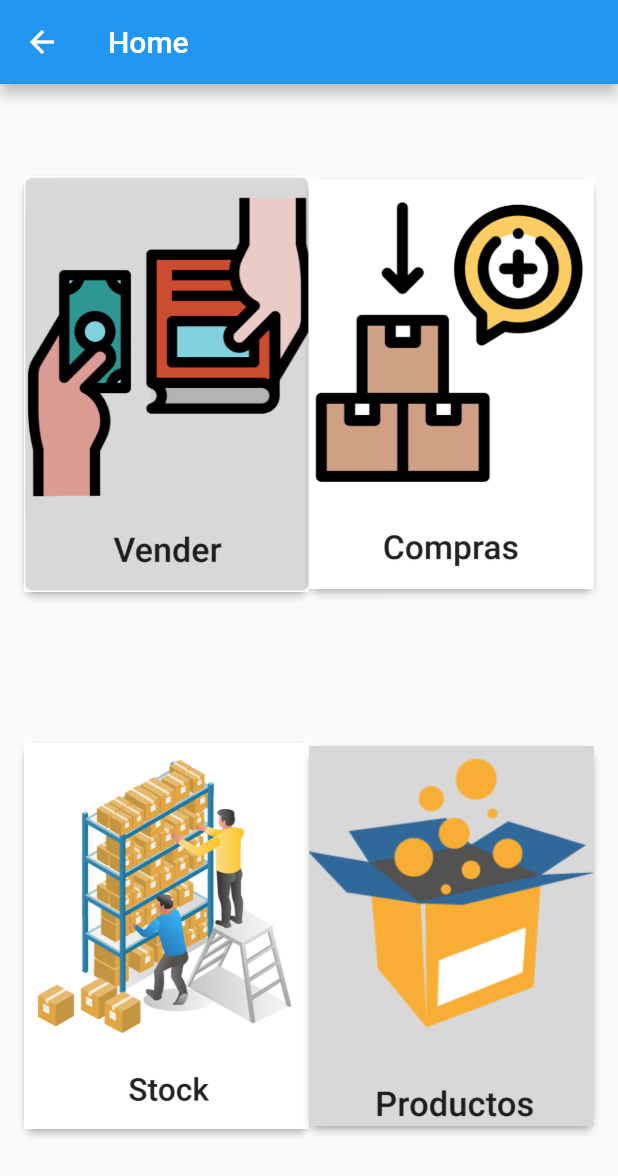
After one commit to I-Umpierrez-91/IHC_254254_201663, a Flutter app: the HomeScreen screen opened directly, on a phone screen of 412 x 824 dp. The commit adds this screen. Shown: the top 1176 px of the screen. Run offline on Flutter 3.47's test engine with Material 2 defaults, Android fonts, the phone set to English and light mode, and no system bars; our stand-ins replace shared_preferences; accounts and stored records are empty.

Commit message:
home page implemented

```diff
--- /dev/null
+++ b/invenflow_app/lib/presentation/home_screen.dart
@@ -0,0 +1,109 @@
+import 'package:flutter/material.dart';
+import 'package:invenflow_app/presentation/products_screen.dart';
+import 'package:invenflow_app/presentation/purchases_screen.dart';
+import 'package:invenflow_app/presentation/sales_screen.dart';
+import 'package:invenflow_app/presentation/stock_screen.dart';
+
+class HomeScreen extends StatelessWidget {
+  HomeScreen({Key? key}) : super(key: key);
+
+  @override
+  Widget build(BuildContext context) {
+    return Scaffold(
+      appBar: AppBar(
+        title: Text('Home'),
+      ),
+      body: Padding(
+        padding: const EdgeInsets.all(16.0),
+        child: Column(
+          children: [
+            Expanded(
+              child: Row(
+                children: [
+                  Expanded(
+                    child: ElevatedButton(
+                      onPressed: () {
+                        Navigator.push(
+                            context,
+                            MaterialPageRoute(
+                                builder: (context) => SalesScreen()));
+                      },
+                      style: ElevatedButton.styleFrom(
+                        primary: Colors.transparent,
+                        padding: EdgeInsets.zero,
+                        shape: RoundedRectangleBorder(
+                          borderRadius: BorderRadius.circular(8.0),
+                        ),
+                      ),
+                      child: Image.asset('assets/images/salesButton.png'),
+                    ),
+                  ),
+                  Expanded(
+                    child: ElevatedButton(
+                      onPressed: () {
+                        Navigator.push(
+                            context,
+                            MaterialPageRoute(
+                                builder: (context) => PurchasesScreen()));
+                      },
+                      style: ElevatedButton.styleFrom(
+                        primary: Colors.transparent,
+                        padding: EdgeInsets.zero,
+                        shape: RoundedRectangleBorder(
+                          borderRadius: BorderRadius.circular(8.0),
+                        ),
+                      ),
+                      child: Image.asset('assets/images/purchasesButton.png'),
+                    ),
+                  ),
+                ],
+              ),
+            ),
+            Expanded(
+              child: Row(
+                children: [
+                  Expanded(
+                    child: ElevatedButton(
+                      onPressed: () {
+                        Navigator.push(
+                            context,
+                            MaterialPageRoute(
+                                builder: (context) => StockScreen()));
+                      },
+                      style: ElevatedButton.styleFrom(
+                        primary: Colors.transparent,
+                        padding: EdgeInsets.zero,
+                        shape: RoundedRectangleBorder(
+                          borderRadius: BorderRadius.circular(8.0),
+                        ),
+                      ),
+                      child: Image.asset('assets/images/stockButton.png'),
+                    ),
+                  ),
+                  Expanded(
+                    child: ElevatedButton(
+                      onPressed: () {
+                        Navigator.push(
+                            context,
+                            MaterialPageRoute(
+                                builder: (context) => ProductsScreen()));
+                      },
+                      style: ElevatedButton.styleFrom(
+                        primary: Colors.transparent,
+                        padding: EdgeInsets.zero,
+                        shape: RoundedRectangleBorder(
+                          borderRadius: BorderRadius.circular(8.0),
+                        ),
+                      ),
+                      child: Image.asset('assets/images/productsButton.png'),
+                    ),
+                  ),
+                ],
+              ),
+            ),
+          ],
+        ),
+      ),
+    );
+  }
+}
--- a/invenflow_app/lib/presentation/login_screen.dart
+++ b/invenflow_app/lib/presentation/login_screen.dart
@@ -1,5 +1,6 @@
 import 'package:flutter/material.dart';
 import 'package:invenflow_app/presentation/register_screen.dart';
+import 'package:invenflow_app/presentation/home_screen.dart';
 import 'package:invenflow_app/presentation/widgets/error_message.dart';
 
 import '../factory_service.dart';
@@ -52,6 +53,8 @@ class LoginPage extends StatelessWidget {
                       email: emailController.text,
                       password: passwordController.text);
                   factory.logIn(session);
+                  Navigator.push(context,
+                      MaterialPageRoute(builder: (context) => HomeScreen()));
                 }
               },
               child: const Text('Iniciar sesión'),
```
Also changed, not shown: invenflow_app/lib/presentation/products_screen.dart (added, +24 -0 lines), invenflow_app/lib/presentation/purchases_screen.dart (added, +24 -0 lines), invenflow_app/lib/presentation/sales_screen.dart (added, +24 -0 lines), invenflow_app/lib/presentation/stock_screen.dart (added, +24 -0 lines), invenflow_app/assets/images/productsButton.png (added), invenflow_app/assets/images/purchasesButton.png (added), invenflow_app/assets/images/salesButton.png (added), invenflow_app/assets/images/stockButton.png (added).
